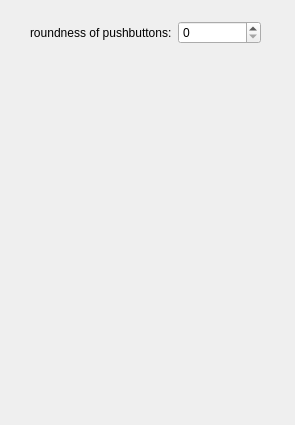
The window that config/config.ui (phenom64/Atmo-Desktop) describes before a commit, drawn with Qt 5.
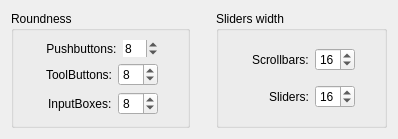
The same window after the commit.

Commit message: first config dialog

```diff
--- a/config/config.ui
+++ b/config/config.ui
@@ -6,35 +6,226 @@
    <rect>
     <x>0</x>
     <y>0</y>
-    <width>295</width>
-    <height>425</height>
+    <width>398</width>
+    <height>139</height>
    </rect>
   </property>
   <property name="windowTitle">
    <string>Form</string>
   </property>
-  <widget class="QWidget" name="">
-   <property name="geometry">
-    <rect>
-     <x>30</x>
-     <y>20</y>
-     <width>231</width>
-     <height>25</height>
-    </rect>
-   </property>
-   <layout class="QHBoxLayout" name="horizontalLayout">
-    <item>
-     <widget class="QLabel" name="label">
-      <property name="text">
-       <string>roundness of pushbuttons:</string>
-      </property>
-     </widget>
-    </item>
-    <item>
-     <widget class="QSpinBox" name="pbRoundness"/>
-    </item>
-   </layout>
-  </widget>
+  <layout class="QHBoxLayout" name="horizontalLayout_4">
+   <item>
+    <widget class="QGroupBox" name="groupBox">
+     <property name="title">
+      <string>Roundness</string>
+     </property>
+     <layout class="QVBoxLayout" name="verticalLayout">
+      <item>
+       <layout class="QHBoxLayout" name="horizontalLayout">
+        <property name="leftMargin">
+         <number>20</number>
+        </property>
+        <property name="rightMargin">
+         <number>20</number>
+        </property>
+        <item alignment="Qt::AlignRight">
+         <widget class="QLabel" name="label">
+          <property name="text">
+           <string> Pushbuttons:</string>
+          </property>
+         </widget>
+        </item>
+        <item>
+         <widget class="QSpinBox" name="pbRoundness">
+          <property name="maximumSize">
+           <size>
+            <width>40</width>
+            <height>16777215</height>
+           </size>
+          </property>
+          <property name="frame">
+           <bool>false</bool>
+          </property>
+          <property name="maximum">
+           <number>25</number>
+          </property>
+          <property name="value">
+           <number>8</number>
+          </property>
+         </widget>
+        </item>
+       </layout>
+      </item>
+      <item>
+       <layout class="QHBoxLayout" name="horizontalLayout_2">
+        <property name="leftMargin">
+         <number>20</number>
+        </property>
+        <property name="rightMargin">
+         <number>20</number>
+        </property>
+        <item alignment="Qt::AlignRight">
+         <widget class="QLabel" name="label_2">
+          <property name="text">
+           <string>ToolButtons:</string>
+          </property>
+         </widget>
+        </item>
+        <item>
+         <widget class="QSpinBox" name="tbRoundness">
+          <property name="maximumSize">
+           <size>
+            <width>40</width>
+            <height>16777215</height>
+           </size>
+          </property>
+          <property name="maximum">
+           <number>25</number>
+          </property>
+          <property name="value">
+           <number>8</number>
+          </property>
+         </widget>
+        </item>
+       </layout>
+      </item>
+      <item>
+       <layout class="QHBoxLayout" name="horizontalLayout_3">
+        <property name="leftMargin">
+         <number>20</number>
+        </property>
+        <property name="rightMargin">
+         <number>20</number>
+        </property>
+        <item alignment="Qt::AlignRight">
+         <widget class="QLabel" name="label_3">
+          <property name="text">
+           <string>InputBoxes:</string>
+          </property>
+         </widget>
+        </item>
+        <item>
+         <widget class="QSpinBox" name="inputRoundness">
+          <property name="maximumSize">
+           <size>
+            <width>40</width>
+            <height>16777215</height>
+           </size>
+          </property>
+          <property name="maximum">
+           <number>25</number>
+          </property>
+          <property name="value">
+           <number>8</number>
+          </property>
+         </widget>
+        </item>
+       </layout>
+      </item>
+     </layout>
+    </widget>
+   </item>
+   <item>
+    <spacer name="verticalSpacer">
+     <property name="orientation">
+      <enum>Qt::Vertical</enum>
+     </property>
+     <property name="sizeHint" stdset="0">
+      <size>
+       <width>20</width>
+       <height>40</height>
+      </size>
+     </property>
+    </spacer>
+   </item>
+   <item>
+    <widget class="QGroupBox" name="groupBox_2">
+     <property name="minimumSize">
+      <size>
+       <width>156</width>
+       <height>0</height>
+      </size>
+     </property>
+     <property name="title">
+      <string>Sliders width</string>
+     </property>
+     <layout class="QVBoxLayout" name="verticalLayout_2">
+      <item>
+       <layout class="QHBoxLayout" name="horizontalLayout_5">
+        <property name="leftMargin">
+         <number>20</number>
+        </property>
+        <property name="rightMargin">
+         <number>20</number>
+        </property>
+        <item alignment="Qt::AlignRight">
+         <widget class="QLabel" name="label_6">
+          <property name="text">
+           <string>Scrollbars:</string>
+          </property>
+         </widget>
+        </item>
+        <item>
+         <widget class="QSpinBox" name="scrollerSize">
+          <property name="maximumSize">
+           <size>
+            <width>40</width>
+            <height>16777215</height>
+           </size>
+          </property>
+          <property name="minimum">
+           <number>5</number>
+          </property>
+          <property name="maximum">
+           <number>20</number>
+          </property>
+          <property name="value">
+           <number>16</number>
+          </property>
+         </widget>
+        </item>
+       </layout>
+      </item>
+      <item>
+       <layout class="QHBoxLayout" name="horizontalLayout_7">
+        <property name="leftMargin">
+         <number>20</number>
+        </property>
+        <property name="rightMargin">
+         <number>20</number>
+        </property>
+        <item alignment="Qt::AlignRight">
+         <widget class="QLabel" name="label_7">
+          <property name="text">
+           <string>Sliders:</string>
+          </property>
+         </widget>
+        </item>
+        <item>
+         <widget class="QSpinBox" name="sliderSize">
+          <property name="maximumSize">
+           <size>
+            <width>40</width>
+            <height>16777215</height>
+           </size>
+          </property>
+          <property name="minimum">
+           <number>5</number>
+          </property>
+          <property name="maximum">
+           <number>20</number>
+          </property>
+          <property name="value">
+           <number>16</number>
+          </property>
+         </widget>
+        </item>
+       </layout>
+      </item>
+     </layout>
+    </widget>
+   </item>
+  </layout>
  </widget>
  <resources/>
  <connections/>
```
The commit also changes 13 other files.
